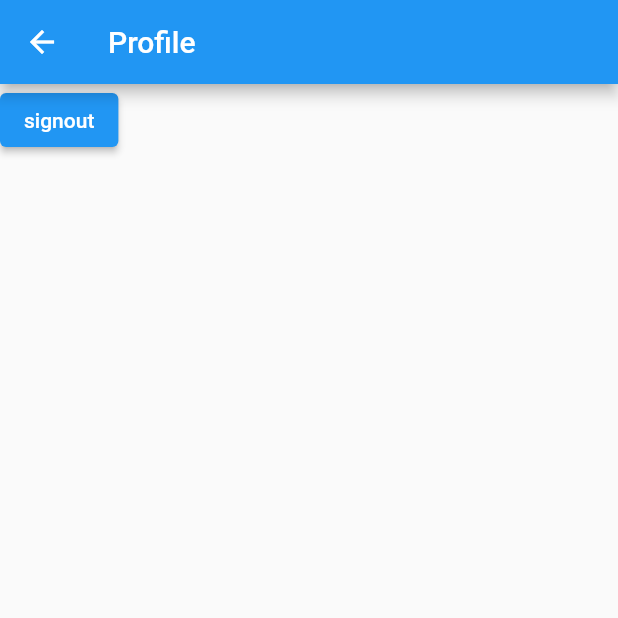
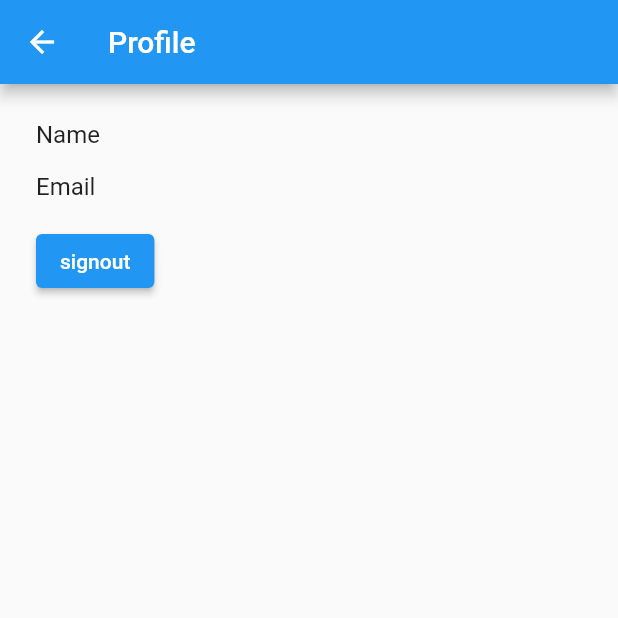
Before and after one commit to Lisviks/workout-tracker, a Flutter app: the ProfileScreen screen opened by its route, on a phone screen of 412 x 824 dp, the top half of it. Run offline on Flutter 3.47's test engine with Material 2 defaults, Android fonts, the phone set to English and light mode, and no system bars; our stand-ins replace cloud_firestore, firebase_auth, firebase_core, font_awesome_flutter, google_sign_in; accounts and stored records are empty; generated files the repository leaves out were written again.

Commit message:
temporary profile page

```diff
--- a/lib/profile/profile.dart
+++ b/lib/profile/profile.dart
@@ -11,8 +11,47 @@ class ProfileScreen extends StatelessWidget {
       appBar: AppBar(
         title: const Text('Profile'),
       ),
-      body: Column(
+      body: Padding(
+        padding: const EdgeInsets.all(24.0),
+        child: Column(
+          crossAxisAlignment: CrossAxisAlignment.start,
           children: [
+            Padding(
+              padding: const EdgeInsets.only(bottom: 16.0),
+              child: Row(
+                children: [
+                  const Padding(
+                    padding: EdgeInsets.only(right: 16.0),
+                    child: Text(
+                      'Name',
+                      style: TextStyle(fontSize: 16.0),
+                    ),
+                  ),
+                  Text(
+                    '${AuthService().user!.displayName}',
+                    style: const TextStyle(fontSize: 16.0),
+                  ),
+                ],
+              ),
+            ),
+            Padding(
+              padding: const EdgeInsets.only(bottom: 16.0),
+              child: Row(
+                children: [
+                  const Padding(
+                    padding: EdgeInsets.only(right: 19.0),
+                    child: Text(
+                      'Email',
+                      style: TextStyle(fontSize: 16.0),
+                    ),
+                  ),
+                  Text(
+                    '${AuthService().user!.email}',
+                    style: const TextStyle(fontSize: 16.0),
+                  ),
+                ],
+              ),
+            ),
             ElevatedButton(
               child: const Text('signout'),
               onPressed: () async {
@@ -25,6 +64,7 @@ class ProfileScreen extends StatelessWidget {
             ),
           ],
         ),
+      ),
     );
   }
 }
```
Lines whose indentation alone changed are shown as unchanged.
